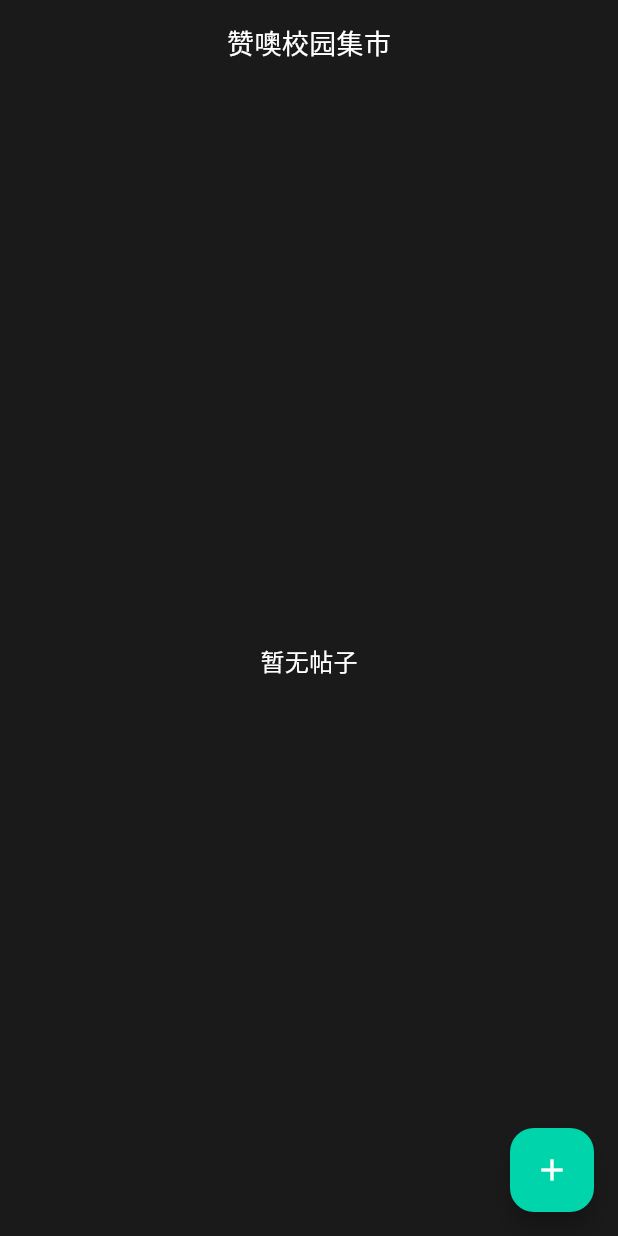
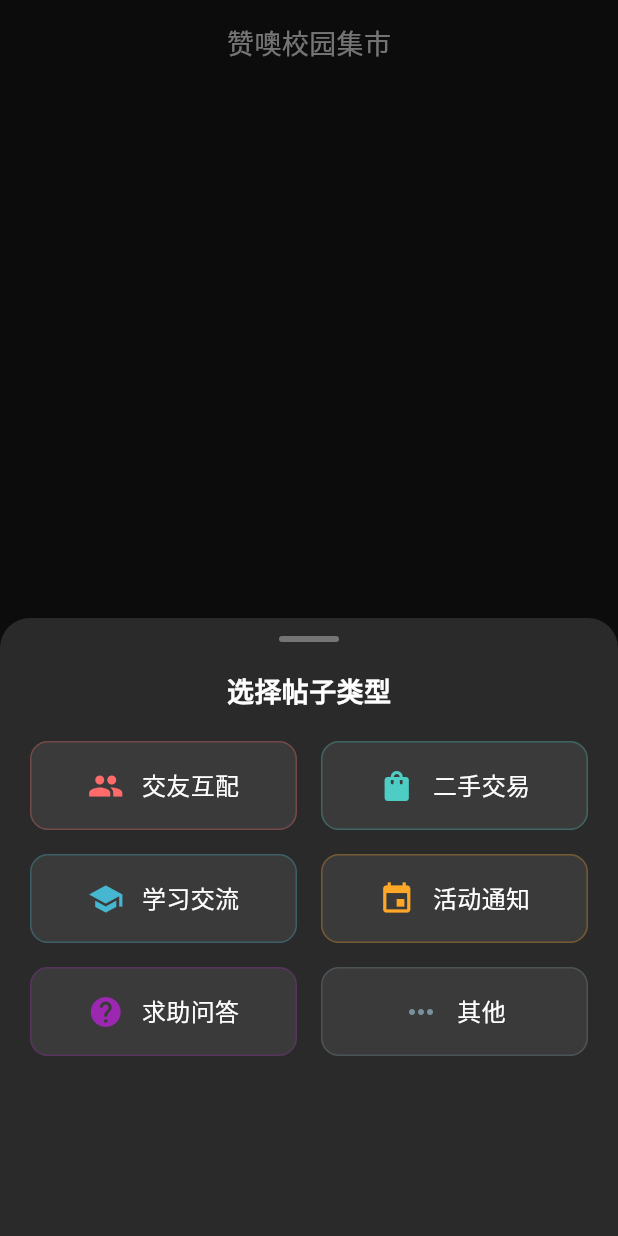
Before and after one commit to sanbei101/school_forum, a Flutter app: the HomePage screen opened directly, after a tap on the "add" icon, on a phone screen of 412 x 824 dp. Run offline on Flutter 3.47's test engine with Material 3 defaults, Android fonts, the phone set to English and light mode, and no system bars; our stand-ins replace image_picker, shared_preferences, supabase_flutter; accounts and stored records are empty.

```diff
--- a/lib/api/post.dart
+++ b/lib/api/post.dart
@@ -1,4 +1,8 @@
+import 'dart:io';
+
 import 'package:school_forum/api/supabase.dart';
+
+const String bucketName = 'post_images';
 
 class PostModel {
   final int id;
@@ -89,4 +93,16 @@ class PostApi {
         .update({'like_count': current + 1})
         .eq('id', postId);
   }
+
+  static Future<String> uploadImageToSupabase(
+    String filePath,
+    String fileName,
+  ) async {
+    final file = File(filePath);
+    await supabase.storage.from(bucketName).upload(fileName, file);
+
+    final url = supabase.storage.from(bucketName).getPublicUrl(fileName);
+
+    return url;
+  }
 }
--- a/lib/pages/home.dart
+++ b/lib/pages/home.dart
@@ -1,5 +1,6 @@
 import 'package:flutter/material.dart';
 import 'package:school_forum/api/post.dart';
+import 'package:school_forum/pages/add.dart';
 
 class HomePage extends StatefulWidget {
   const HomePage({super.key});
@@ -11,6 +12,122 @@ class HomePage extends StatefulWidget {
 class _HomePageState extends State<HomePage> {
   List<PostModel> _posts = [];
   bool _loading = false;
+
+  final List<Map<String, dynamic>> _postTypes = [
+    {'name': '交友互配', 'icon': Icons.people, 'color': Color(0xFFFF6B6B)},
+    {'name': '二手交易', 'icon': Icons.shopping_bag, 'color': Color(0xFF4ECDC4)},
+    {'name': '学习交流', 'icon': Icons.school, 'color': Color(0xFF45B7D1)},
+    {'name': '活动通知', 'icon': Icons.event, 'color': Color(0xFFFFA726)},
+    {'name': '求助问答', 'icon': Icons.help, 'color': Color(0xFF9C27B0)},
+    {'name': '其他', 'icon': Icons.more_horiz, 'color': Color(0xFF78909C)},
+  ];
+
+  void _showPostTypeSelector() {
+    showModalBottomSheet(
+      context: context,
+      backgroundColor: Colors.transparent,
+      isScrollControlled: true,
+      builder:
+          (context) => Container(
+            height: MediaQuery.of(context).size.height * 0.5,
+            decoration: const BoxDecoration(
+              color: Color(0xFF2A2A2A),
+              borderRadius: BorderRadius.only(
+                topLeft: Radius.circular(20),
+                topRight: Radius.circular(20),
+              ),
+            ),
+            child: Column(
+              children: [
+                // 拖拽指示器
+                Container(
+                  margin: const EdgeInsets.only(top: 12),
+                  width: 40,
+                  height: 4,
+                  decoration: BoxDecoration(
+                    color: Colors.grey[600],
+                    borderRadius: BorderRadius.circular(2),
+                  ),
+                ),
+                // 标题
+                Padding(
+                  padding: const EdgeInsets.all(20),
+                  child: Text(
+                    '选择帖子类型',
+                    style: TextStyle(
+                      color: Colors.white,
+                      fontSize: 18,
+                      fontWeight: FontWeight.w600,
+                    ),
+                  ),
+                ),
+                // 类型网格
+                Expanded(
+                  child: Padding(
+                    padding: const EdgeInsets.symmetric(horizontal: 20),
+                    child: GridView.builder(
+                      gridDelegate:
+                          const SliverGridDelegateWithFixedCrossAxisCount(
+                            crossAxisCount: 2,
+                            crossAxisSpacing: 16,
+                            mainAxisSpacing: 16,
+                            childAspectRatio: 3,
+                          ),
+                      itemCount: _postTypes.length,
+                      itemBuilder: (context, index) {
+                        final postType = _postTypes[index];
+                        return GestureDetector(
+                          onTap: () {
+                            Navigator.pop(context);
+                            Navigator.push(
+                              context,
+                              MaterialPageRoute(
+                                builder:
+                                    (context) =>
+                                        AddPage(selectedTag: postType['name']),
+                              ),
+                            );
+                          },
+                          child: Container(
+                            decoration: BoxDecoration(
+                              color: const Color(0xFF3A3A3A),
+                              borderRadius: BorderRadius.circular(12),
+                              border: Border.all(
+                                color: postType['color'].withOpacity(0.3),
+                                width: 1,
+                              ),
+                            ),
+                            child: Row(
+                              mainAxisAlignment: MainAxisAlignment.center,
+                              children: [
+                                Icon(
+                                  postType['icon'],
+                                  color: postType['color'],
+                                  size: 24,
+                                ),
+                                const SizedBox(width: 12),
+                                Text(
+                                  postType['name'],
+                                  style: const TextStyle(
+                                    color: Colors.white,
+                                    fontSize: 16,
+                                    fontWeight: FontWeight.w500,
+                                  ),
+                                ),
+                              ],
+                            ),
+                          ),
+                        );
+                      },
+                    ),
+                  ),
+                ),
+                const SizedBox(height: 20),
+              ],
+            ),
+          ),
+    );
+  }
 
   @override
   void initState() {
@@ -79,9 +196,7 @@ class _HomePageState extends State<HomePage> {
         ),
       ),
       floatingActionButton: FloatingActionButton(
-        onPressed: () {
-          // 添加新帖子功能
-        },
+        onPressed: _showPostTypeSelector,
         backgroundColor: const Color(0xFF00D4AA),
         child: const Icon(Icons.add, color: Colors.white),
       ),
--- a/pubspec.yaml
+++ b/pubspec.yaml
@@ -11,6 +11,7 @@ dependencies:
     sdk: flutter
   supabase_flutter: ^2.9.0
   shared_preferences: ^2.5.3
+  image_picker: ^1.1.2
 
 
 dev_dependencies:
```
Also changed, not shown: lib/main.dart (+10 -1 lines), lib/pages/add.dart (added, +149 -0 lines), pubspec.lock, 5 other files.
